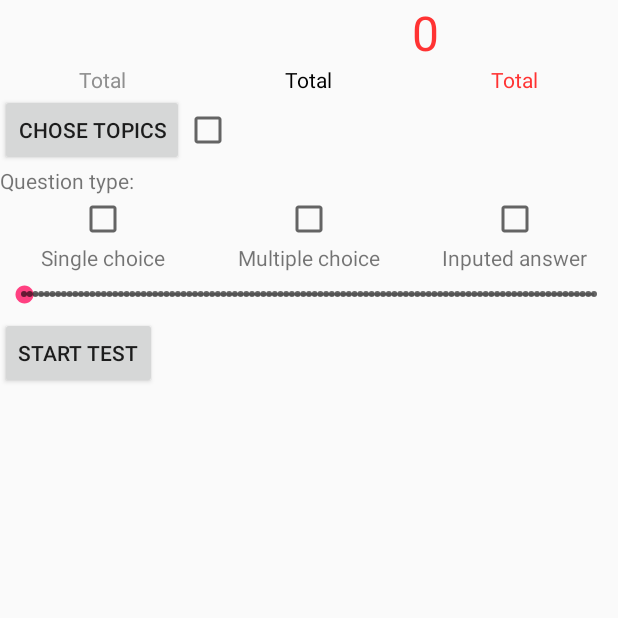
After one commit to Kiolk/ChemistryTests, an Android app: the fragment CustomTest shown on its own in the app's theme, on a phone screen of 412 x 824 dp, the top half of it. The commit adds this screen. Run offline under Robolectric (Android 15) with nearby library versions, the phone set to English and light mode, and no system bars.

Commit message:
Implement courses page

```diff
--- a/app/src/main/res/layout/activity_testing.xml
+++ b/app/src/main/res/layout/activity_testing.xml
@@ -97,8 +97,8 @@
             android:orientation="vertical"
             android:layout_weight="1">
             <ImageView
-                android:id="@+id/like_button_image_view"
-                android:background="@android:drawable/ic_notification_clear_all"
+                android:id="@+id/solubility_button_image_view"
+                android:background="@drawable/ic_spreadshee"
                 style="@style/BottomIconStyle"/>
             <TextView
                 android:layout_width="wrap_content"
--- /dev/null
+++ b/app/src/main/res/layout/fragment_custome_test.xml
@@ -0,0 +1,163 @@
+<?xml version="1.0" encoding="utf-8"?>
+<LinearLayout xmlns:android="http://schemas.android.com/apk/res/android"
+    android:orientation="vertical" android:layout_width="match_parent"
+    android:layout_height="match_parent">
+<LinearLayout
+    android:layout_width="match_parent"
+    android:layout_height="wrap_content"
+    android:orientation="horizontal">
+    <LinearLayout
+        android:layout_width="0dp"
+        android:layout_height="wrap_content"
+        android:layout_weight="1"
+        android:orientation="vertical">
+        <TextView
+            android:id="@+id/available_questions_indicator_text_view"
+            android:layout_width="match_parent"
+            android:layout_height="wrap_content"
+            android:layout_gravity="center"
+            android:textSize="@dimen/BIG_TEXT_SIZE"
+            android:textColor="@color/GRAY_TEXT_COLOR"/>
+        <TextView
+            android:layout_width="wrap_content"
+            android:layout_height="wrap_content"
+            android:layout_gravity="center"
+            android:textColor="@color/GRAY_TEXT_COLOR"
+            android:text="@string/TOTAL_QUESTIONS"/>
+    </LinearLayout>
+    <LinearLayout
+        android:layout_width="0dp"
+        android:layout_height="wrap_content"
+        android:layout_weight="1"
+        android:orientation="vertical">
+        <TextView
+            android:id="@+id/filtered_questions_indicator_text_view"
+            android:layout_width="match_parent"
+            android:layout_gravity="center"
+            android:layout_height="wrap_content"
+            android:textSize="@dimen/BIG_TEXT_SIZE"
+            android:textColor="@color/BLACK_TEXT_COLOR"/>
+        <TextView
+            android:layout_width="wrap_content"
+            android:layout_height="wrap_content"
+            android:layout_gravity="center"
+            android:textColor="@color/BLACK_TEXT_COLOR"
+            android:text="@string/TOTAL_QUESTIONS"/>
+    </LinearLayout>
+    <LinearLayout
+    android:layout_width="0dp"
+    android:layout_height="wrap_content"
+    android:layout_weight="1"
+    android:orientation="vertical">
+    <TextView
+        android:id="@+id/will_ask_questions_indicator_text_view"
+        android:layout_width="match_parent"
+        android:layout_height="wrap_content"
+        android:layout_gravity="center"
+        android:text="@string/ZERO"
+        android:textSize="@dimen/BIG_TEXT_SIZE"
+        android:textColor="@color/RED_TEXT_COLOR"/>
+    <TextView
+        android:layout_width="wrap_content"
+        android:layout_height="wrap_content"
+        android:layout_gravity="center"
+        android:textColor="@color/RED_TEXT_COLOR"
+        android:text="@string/TOTAL_QUESTIONS"/>
+</LinearLayout>
+
+</LinearLayout>
+    <LinearLayout
+        android:layout_width="match_parent"
+        android:layout_height="wrap_content"
+        android:orientation="horizontal">
+        <Button
+            android:id="@+id/select_topic_button"
+            android:layout_width="wrap_content"
+            android:layout_height="wrap_content"
+            android:text="@string/CHOSE_TOPICS"/>
+        <CheckBox
+            android:id="@+id/fixed_tags_check_box"
+            android:layout_width="wrap_content"
+            android:layout_height="wrap_content" />
+    </LinearLayout>
+    <LinearLayout
+        android:layout_width="match_parent"
+        android:layout_height="wrap_content"
+        android:orientation="vertical">
+        <TextView
+            android:layout_width="wrap_content"
+            android:layout_height="wrap_content"
+            android:text="@string/QUESTION_TYPE"/>
+        <LinearLayout
+            android:layout_width="match_parent"
+            android:layout_height="wrap_content"
+            android:orientation="horizontal">
+            <LinearLayout
+                android:layout_width="0dp"
+                android:layout_height="wrap_content"
+                android:layout_weight="1"
+                android:orientation="vertical">
+                <CheckBox
+                    android:id="@+id/single_choice_check_box"
+                    android:layout_width="wrap_content"
+                    android:layout_gravity="center"
+                    android:layout_height="wrap_content" />
+                <TextView
+                    android:layout_width="wrap_content"
+                    android:layout_height="wrap_content"
+                    android:layout_gravity="center"
+                    android:text="@string/SINGLE_CHOICE"/>
+            </LinearLayout>
+            <LinearLayout
+                android:layout_width="0dp"
+                android:layout_height="wrap_content"
+                android:layout_weight="1"
+                android:orientation="vertical">
+                <CheckBox
+                    android:id="@+id/multiple_choice_check_box"
+                    android:layout_width="wrap_content"
+                    android:layout_gravity="center"
+                    android:layout_height="wrap_content" />
+                <TextView
+                    android:layout_width="wrap_content"
+                    android:layout_height="wrap_content"
+                    android:layout_gravity="center"
+                    android:text="@string/MULTIPLE_CHOICE"/>
+            </LinearLayout>
+            <LinearLayout
+                android:layout_width="0dp"
+                android:layout_height="wrap_content"
+                android:layout_weight="1"
+                android:orientation="vertical">
+                <CheckBox
+                    android:id="@+id/input_choice_check_box"
+                    android:layout_width="wrap_content"
+                    android:layout_gravity="center"
+                    android:layout_height="wrap_content" />
+                <TextView
+                    android:layout_width="wrap_content"
+                    android:layout_height="wrap_content"
+                    android:layout_gravity="center"
+                    android:text="@string/INPUT_CHOICE"/>
+            </LinearLayout>
+        </LinearLayout>
+    </LinearLayout>
+    <LinearLayout
+        android:layout_width="match_parent"
+        android:layout_height="wrap_content"
+        android:orientation="horizontal">
+        <SeekBar
+            android:padding="@dimen/BLOCK_PADDING"
+            android:id="@+id/number_asked_question_seek_bar"
+            android:layout_width="match_parent"
+            style="@style/Base.Widget.AppCompat.SeekBar.Discrete"
+            android:layout_height="30dp" />
+    </LinearLayout>
+
+    <Button
+        android:layout_gravity="bottom"
+        android:id="@+id/start_custom_test_button"
+        android:layout_width="wrap_content"
+        android:layout_height="wrap_content"
+        android:text="@string/START_TEST"/>
+</LinearLayout>
--- a/app/src/main/res/values/colors.xml
+++ b/app/src/main/res/values/colors.xml
@@ -9,5 +9,8 @@
     <color name="SQUER_COLOR">#ffffff</color>
     <color name="CORRECT_COLOR">#35df02</color>
     <color name="WRONG_COLOR">#f11b2a</color>
-    <color name="INACTIVE_ICON">#848484</color> />
+    <color name="INACTIVE_ICON">#848484</color>
+    <color name="GRAY_TEXT_COLOR">#8f8f8f</color>
+    <color name="BLACK_TEXT_COLOR">#000000</color>
+    <color name="RED_TEXT_COLOR">#ff3333</color>
 </resources>
--- a/app/src/main/res/values/dimens.xml
+++ b/app/src/main/res/values/dimens.xml
@@ -9,4 +9,6 @@
     <dimen name="INPUT_BLOCK_SIZE">40dp</dimen>
     <dimen name="MAX_RADIUS">100dp</dimen>
     <dimen name="SMALL_TEXT_SIZE">8sp</dimen>
+    <dimen name="BIG_TEXT_SIZE">32sp</dimen>
+    <dimen name="COURSE_EXPAND_SIZE">250dp</dimen>
 </resources>
--- a/app/src/main/res/values/strings.xml
+++ b/app/src/main/res/values/strings.xml
@@ -12,4 +12,13 @@
     <string name="CORRECT">Correct:</string>
     <string name="YOU_ANSWER">You answer</string>
     <string name="PERIODIC_TABLE">Periodic table</string>
+    <string name="CUSTOM_TEST">Custome test</string>
+    <string name="CHOSE_TOPICS">Chose topics</string>
+    <string name="TOTAL_QUESTIONS">Total</string>
+    <string name="ZERO">0</string>
+    <string name="QUESTION_TYPE">Question type:</string>
+    <string name="SINGLE_CHOICE">Single choice</string>
+    <string name="MULTIPLE_CHOICE">Multiple choice</string>
+    <string name="INPUT_CHOICE">Inputed answer</string>
+    <string name="START_TEST">Start test</string>
 </resources>
```
Also changed, not shown: app/src/main/java/com/github/kiolk/chemistrytests/data/adapters/CoursesViewPagerAdapter.kt (added, +18 -0 lines), app/src/main/java/com/github/kiolk/chemistrytests/data/fragments/CoursePageFragment.kt (added, +45 -0 lines), app/src/main/java/com/github/kiolk/chemistrytests/data/fragments/CustomTest.kt (added, +179 -0 lines), app/src/main/java/com/github/kiolk/chemistrytests/data/models/CoursePageModel.kt (added, +19 -0 lines), app/src/main/java/com/github/kiolk/chemistrytests/ui/MainActivity.kt (+39 -19 lines), app/src/main/java/com/github/kiolk/chemistrytests/ui/TestingActivity.kt (+6 -3 lines), app/src/main/res/drawable/ic_spreadshee.xml (added, +9 -0 lines), app/src/main/res/layout/activity_main.xml (+16 -0 lines), app/src/main/res/layout/fragment_curse_page.xml (added, +43 -0 lines).
